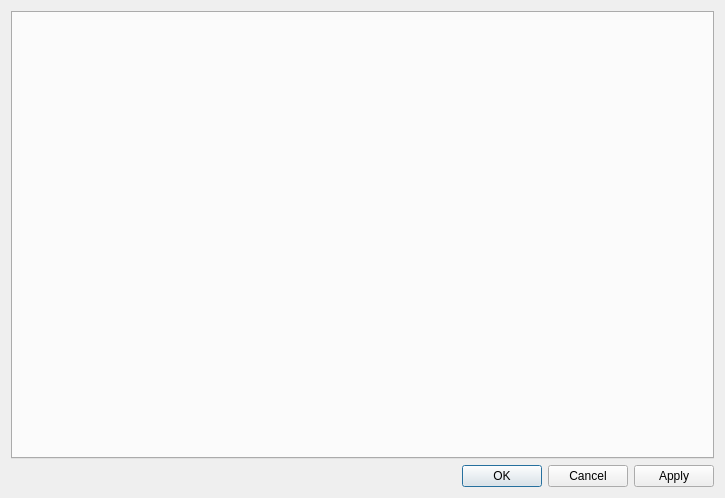
The window that src/modules/settings/settings_window.ui (vahagnIV/gago-ui) describes before a commit, drawn with Qt 5.
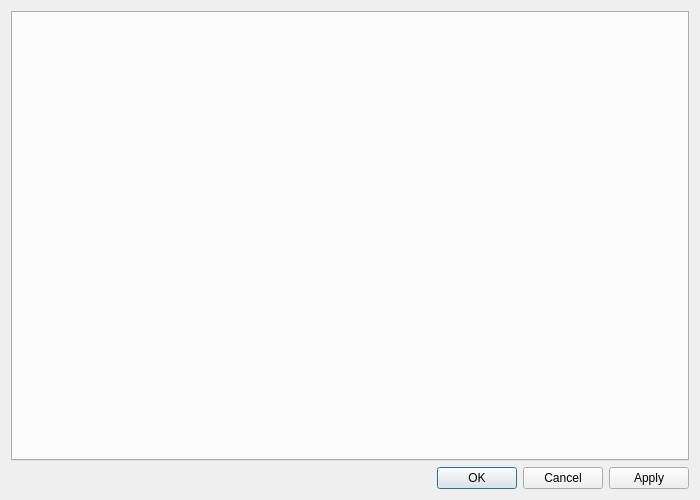
The same window after the commit.

Diff of the .ui file:
```diff
--- a/src/modules/settings/settings_window.ui
+++ b/src/modules/settings/settings_window.ui
@@ -6,8 +6,8 @@
             <rect>
                 <x>0</x>
                 <y>0</y>
-                <width>725</width>
-                <height>498</height>
+                <width>700</width>
+                <height>500</height>
             </rect>
         </property>
         <property name="windowTitle">
```
Left out of the diff: 36 changed lines with no effect on the pictures.
